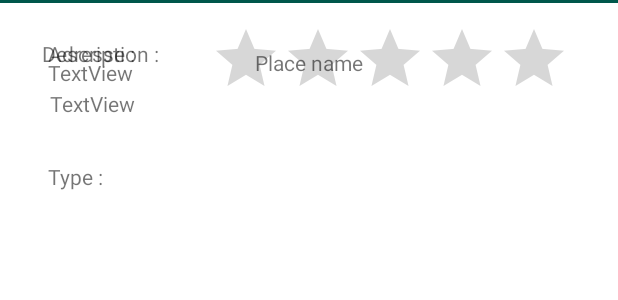
After one commit to Piet08/CouProject_Mobile, an Android app: the layout item_place.xml on its own in the app's theme, with its tools: preview values and no code run, on a phone screen of 412 x 824 dp. The commit adds this screen. Shown: the top 300 px of the screen. Run offline under Robolectric (Android 15) with nearby library versions, the phone set to English and light mode, and no system bars.

Commit message:
Liste place

```diff
--- a/app/src/main/AndroidManifest.xml
+++ b/app/src/main/AndroidManifest.xml
@@ -12,6 +12,7 @@
         android:supportsRtl="true"
         android:theme="@style/AppTheme">
         <activity android:name=".ConnectionActivity"></activity>
+        <activity android:name=".PlacesListActivity"></activity>
         <activity android:name=".AddPlaceActivity"></activity>
         <activity android:name=".MainActivity">
             <intent-filter>
--- a/app/src/main/java/com/example/cou_project_tm/repository/PlaceRepo.java
+++ b/app/src/main/java/com/example/cou_project_tm/repository/PlaceRepo.java
@@ -1,6 +1,7 @@
 package com.example.cou_project_tm.repository;
 
 import com.example.cou_project_tm.models.Place;
+import com.example.cou_project_tm.models.PlaceAndAddress;
 
 import java.util.List;
 
@@ -18,6 +19,9 @@ public interface PlaceRepo {
     @GET(URL_PLACE)
     Call<List<Place>> query();
 
+    @GET(URL_PLACE+"/addresses")
+    Call<List<PlaceAndAddress>> getPlacesAndAddress();
+
     @POST(URL_PLACE)
     Call<Place> post(@Body Place place);
 
--- a/app/src/main/java/com/example/cou_project_tm/services/PlaceRepoService.java
+++ b/app/src/main/java/com/example/cou_project_tm/services/PlaceRepoService.java
@@ -2,6 +2,7 @@ package com.example.cou_project_tm.services;
 
 import com.example.cou_project_tm.config.Configuration;
 import com.example.cou_project_tm.models.Place;
+import com.example.cou_project_tm.models.PlaceAndAddress;
 import com.example.cou_project_tm.repository.PlaceRepo;
 
 import java.util.List;
@@ -31,6 +32,8 @@ public class PlaceRepoService {
 
     }
 
+    public static Call<List<PlaceAndAddress>> getPlacesAndAddress(){return ourInstance.repository.getPlacesAndAddress();}
+
     public static Call<List<Place>> query(){
         return ourInstance.repository.query();
     }
--- a/app/src/main/java/com/example/cou_project_tm/services/ReviewRepoService.java
+++ b/app/src/main/java/com/example/cou_project_tm/services/ReviewRepoService.java
@@ -1,6 +1,7 @@
 package com.example.cou_project_tm.services;
 
 import com.example.cou_project_tm.config.Configuration;
+import com.example.cou_project_tm.models.PlaceAndAddress;
 import com.example.cou_project_tm.models.Review;
 import com.example.cou_project_tm.repository.ReviewRepo;
 
@@ -31,6 +32,8 @@ public class ReviewRepoService {
 
     }
 
+
+
     public static Call<List<Review>> query(){
         return ourInstance.repository.query();
     }
--- /dev/null
+++ b/app/src/main/res/layout/item_place.xml
@@ -0,0 +1,132 @@
+<?xml version="1.0" encoding="utf-8"?>
+<androidx.constraintlayout.widget.ConstraintLayout xmlns:android="http://schemas.android.com/apk/res/android"
+    xmlns:tools="http://schemas.android.com/tools"
+    android:layout_width="match_parent"
+    android:layout_height="match_parent"
+    xmlns:app="http://schemas.android.com/apk/res-auto"
+    android:orientation="vertical">
+
+    <androidx.constraintlayout.widget.ConstraintLayout
+        android:layout_width="match_parent"
+        android:layout_height="match_parent">
+
+        <TextView
+            android:id="@+id/tv_place_name"
+            android:layout_width="match_parent"
+            android:layout_height="wrap_content"
+            android:layout_marginStart="32dp"
+            android:layout_marginTop="32dp"
+            android:layout_marginEnd="32dp"
+            android:height="60dp"
+            android:text="Place name"
+            android:textAlignment="center"
+            app:layout_constraintEnd_toEndOf="parent"
+            app:layout_constraintStart_toStartOf="parent"
+            app:layout_constraintTop_toTopOf="parent" />
+
+        <RatingBar
+            android:id="@+id/tv_rating_bar"
+            android:layout_width="wrap_content"
+            android:layout_height="wrap_content"
+            android:layout_marginTop="19dp"
+            android:layout_marginEnd="32dp"
+            android:layout_marginBottom="24dp"
+            app:layout_constraintBottom_toTopOf="@+id/description_vertical_line"
+            app:layout_constraintEnd_toEndOf="parent"
+            app:layout_constraintTop_toBottomOf="@+id/tv_place_name" />
+
+        <TextView
+            android:id="@+id/tv_type_title"
+            android:layout_width="92dp"
+            android:layout_height="21dp"
+            android:layout_marginStart="32dp"
+            android:layout_marginTop="16dp"
+            android:text="Type :"
+            app:layout_constraintStart_toStartOf="parent"
+            app:layout_constraintTop_toBottomOf="@+id/tv_place_name" />
+
+        <View
+            android:id="@+id/description_vertical_line"
+            android:layout_width="wrap_content"
+            android:layout_height="2dp"
+            android:layout_margin="10dp"
+            android:layout_marginStart="16dp"
+            android:layout_marginEnd="16dp"
+            android:background="@color/colorPrimaryDark"
+            app:layout_constraintEnd_toEndOf="parent"
+            app:layout_constraintStart_toStartOf="parent"
+            tools:layout_editor_absoluteY="184dp" />
+
+        <TextView
+            android:id="@+id/tv_description_title"
+            android:layout_width="wrap_content"
+            android:layout_height="wrap_content"
+            android:layout_marginStart="28dp"
+            android:layout_marginTop="24dp"
+            android:text="Description : "
+            app:layout_constraintStart_toStartOf="parent"
+            app:layout_constraintTop_toBottomOf="@+id/description_vertical_line" />
+
+        <TextView
+            android:id="@+id/tv_type"
+            android:layout_width="92dp"
+            android:layout_height="31dp"
+            android:layout_marginStart="32dp"
+            android:layout_marginTop="3dp"
+            android:layout_marginBottom="24dp"
+            android:text="TextView"
+            app:layout_constraintBottom_toTopOf="@+id/description_vertical_line"
+            app:layout_constraintStart_toStartOf="parent"
+            app:layout_constraintTop_toBottomOf="@+id/tv_type_title" />
+
+        <TextView
+            android:id="@+id/tv_description"
+            android:layout_width="354dp"
+            android:layout_height="117dp"
+            android:layout_marginStart="32dp"
+            android:layout_marginTop="16dp"
+            android:layout_marginEnd="32dp"
+            android:layout_marginBottom="24dp"
+            android:text="TextView"
+            app:layout_constraintBottom_toTopOf="@+id/address_vertical_line"
+            app:layout_constraintEnd_toEndOf="parent"
+            app:layout_constraintStart_toStartOf="parent"
+            app:layout_constraintTop_toBottomOf="@+id/tv_description_title" />
+
+        <View
+            android:id="@+id/address_vertical_line"
+            android:layout_width="wrap_content"
+            android:layout_height="2dp"
+            android:layout_margin="10dp"
+            android:layout_marginStart="16dp"
+            android:layout_marginEnd="16dp"
+            android:background="@color/colorPrimaryDark"
+            app:layout_constraintEnd_toEndOf="parent"
+            app:layout_constraintStart_toStartOf="parent"
+            tools:layout_editor_absoluteY="372dp" />
+
+        <TextView
+            android:id="@+id/tv_address_title"
+            android:layout_width="wrap_content"
+            android:layout_height="wrap_content"
+            android:layout_marginStart="32dp"
+            android:layout_marginTop="24dp"
+            android:text="Adresse :"
+            app:layout_constraintStart_toStartOf="parent"
+            app:layout_constraintTop_toBottomOf="@+id/address_vertical_line" />
+
+        <TextView
+            android:id="@+id/textView7"
+            android:layout_width="346dp"
+            android:layout_height="102dp"
+            android:layout_marginStart="32dp"
+            android:layout_marginTop="14dp"
+            android:layout_marginEnd="32dp"
+            android:text="TextView"
+            app:layout_constraintEnd_toEndOf="parent"
+            app:layout_constraintStart_toStartOf="parent"
+            app:layout_constraintTop_toBottomOf="@+id/tv_address_title" />
+
+
+    </androidx.constraintlayout.widget.ConstraintLayout>
+</androidx.constraintlayout.widget.ConstraintLayout>
```
Also changed, not shown: app/src/main/java/com/example/cou_project_tm/MainActivity.java (+1 -14 lines), app/src/main/java/com/example/cou_project_tm/PlacesListActivity.java (added, +58 -0 lines), app/src/main/java/com/example/cou_project_tm/adapter/PlaceAndAddressAdapter.java (added, +51 -0 lines), app/src/main/java/com/example/cou_project_tm/models/Place.java (+5 -5 lines), app/src/main/java/com/example/cou_project_tm/models/PlaceAndAddress.java (+28 -54 lines), app/src/main/java/com/example/cou_project_tm/models/ReviewAndPlaceAndAddress.java (+26 -56 lines), app/src/main/java/com/example/cou_project_tm/models/ReviewAndUser.java (+33 -64 lines), app/src/main/java/com/example/cou_project_tm/models/UserAndAddress.java (+14 -92 lines), app/src/main/res/drawable/ic_add_circle_black_24dp.xml (added, +9 -0 lines), app/src/main/res/layout/places.xml (added, +34 -0 lines).
